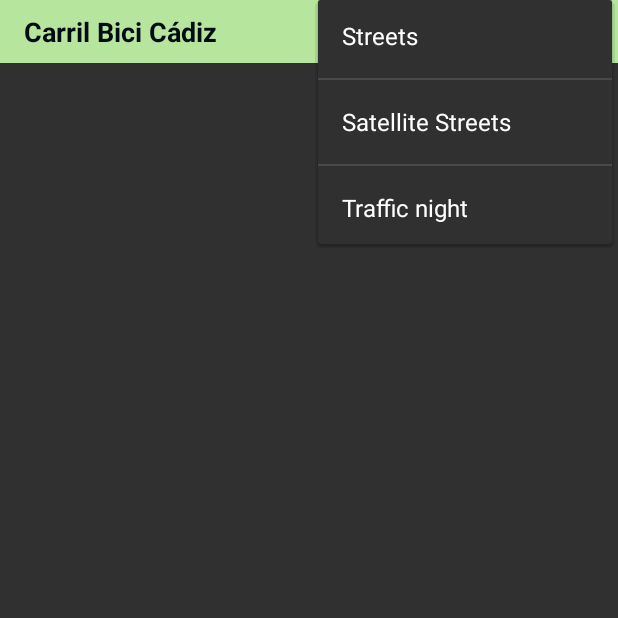
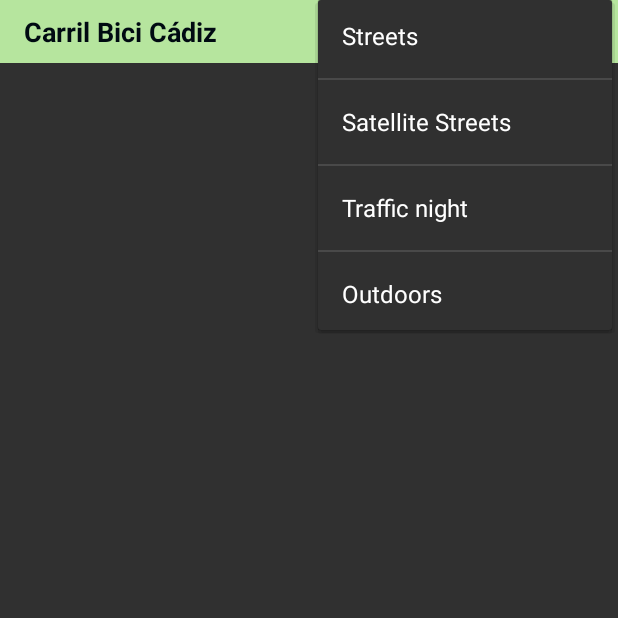
Before and after one commit to SaganAppsDesign/CarrilBiciCadiz, an Android app: the MainActivity screen opened directly, with no data from a screen before it, with the options menu open, on a phone screen of 412 x 824 dp, the top half of it. Run offline under Robolectric (Android 15) with nearby library versions, the phone set to English and light mode, and no system bars; our stand-ins replace Firebase (no records; nobody signed in at launch, a user with empty details on screens opened directly); libraries missing offline, so code that uses them is left out: com.mapbox.android, com.mapbox.mapboxsdk, com.mapbox.pluginscalebar; plain views replace MapView; Roboto replaces fonts that are not available here; 6 statements that could not run were skipped.

Commit message:
añadido scale bar y fonfo outdoors

```diff
--- a/app/src/main/java/com/appandroid/sagan/bicicadiz/Functions.kt
+++ b/app/src/main/java/com/appandroid/sagan/bicicadiz/Functions.kt
@@ -4,6 +4,8 @@ import android.widget.ImageView
 import androidx.appcompat.app.AppCompatActivity
 import com.bumptech.glide.Glide
 import com.bumptech.glide.load.resource.bitmap.RoundedCorners
+import com.mapbox.pluginscalebar.ScaleBarOptions
+import com.mapbox.pluginscalebar.ScaleBarPlugin
 import java.io.File
 
 object Functions: AppCompatActivity() {
--- a/app/src/main/res/menu/main.xml
+++ b/app/src/main/res/menu/main.xml
@@ -22,4 +22,11 @@
             android:title="Traffic night"
             app:showAsAction="never" />
     </group>
+    <group android:id="@+id/Outdoors" >
+        <item
+            android:id="@+id/outdoors"
+            android:orderInCategory="100"
+            android:title="Outdoors"
+            app:showAsAction="never" />
+    </group>
 </menu>
--- a/app/src/main/res/values/colors.xml
+++ b/app/src/main/res/values/colors.xml
@@ -5,4 +5,6 @@
     <color name="colorAccent">#FFFFFF</color>
     <color name="backgroundLegend">#52B6E59E</color>
     <color name="floatButtons">#B6E59E</color>
+    <color name="orange">#F5B041</color>
+    <color name="red">#E74C3C</color>
 </resources>
```
Also changed, not shown: app/build.gradle (+5 -2 lines), app/src/main/java/com/appandroid/sagan/bicicadiz/activities/MainActivity.kt (+27 -8 lines).
